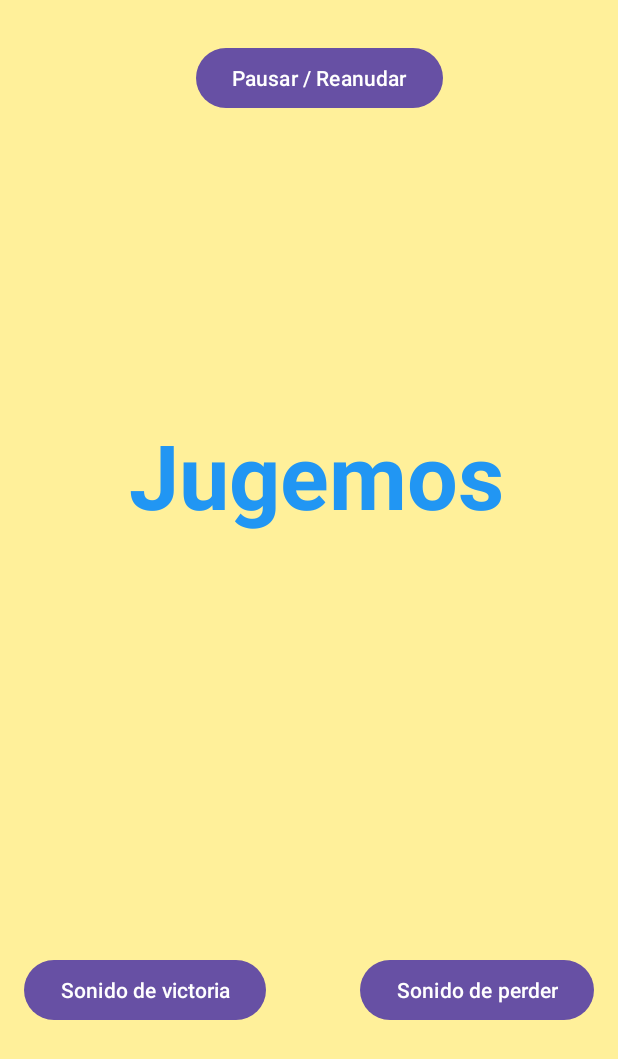
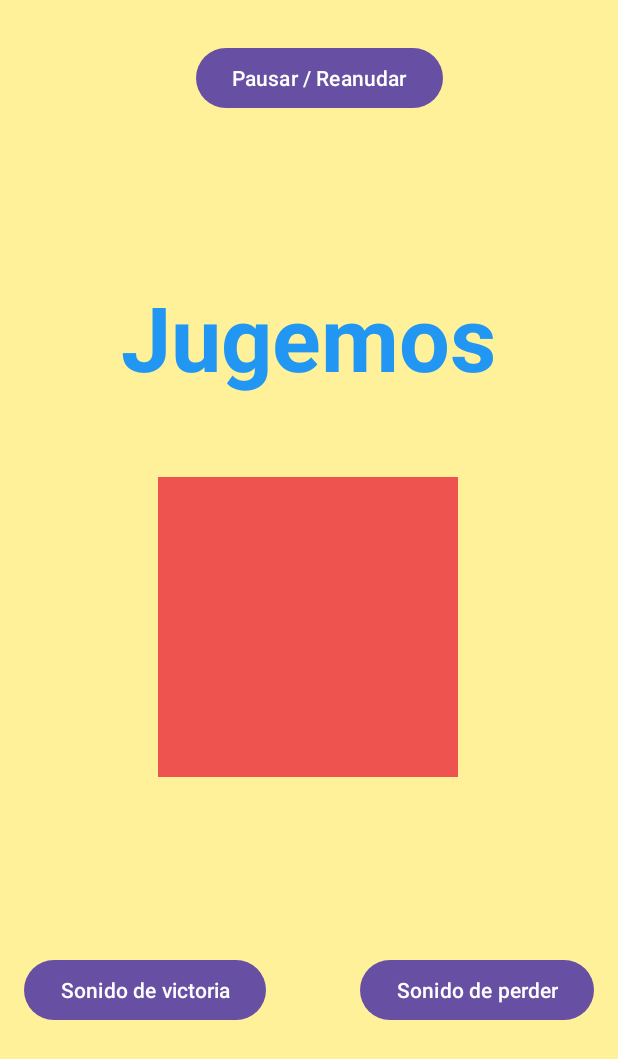
Before and after one commit to Xerlocs/BopIt, an Android app: the Juego screen opened directly, with no data from a screen before it, on a phone screen of 412 x 824 dp. Shown: the top 1059 px of the screen. Run offline under Robolectric (Android 15) with nearby library versions, the phone set to English and light mode, and no system bars.

Commit message:
noveno Commit (Accelerometro basico)

```diff
--- a/app/src/main/AndroidManifest.xml
+++ b/app/src/main/AndroidManifest.xml
@@ -1,6 +1,7 @@
 <?xml version="1.0" encoding="utf-8"?>
 <manifest xmlns:android="http://schemas.android.com/apk/res/android"
     xmlns:tools="http://schemas.android.com/tools" >
+    <uses-permission android:name="android.hardware.sensor.accelerometer"/>
 
     <application
         android:allowBackup="true"
@@ -14,9 +15,6 @@
         tools:targetApi="31" >
         <activity
             android:name=".Juego"
-            android:exported="false" />
-        <activity
-            android:name=".Sonidos"
             android:exported="false" />
         <activity
             android:name=".SettingsActivity"
--- a/app/src/main/java/cl/dv/bopit/Juego.kt
+++ b/app/src/main/java/cl/dv/bopit/Juego.kt
@@ -1,5 +1,13 @@
 package cl.dv.bopit
 
+import android.annotation.SuppressLint
+import android.content.Context
+import android.content.pm.ActivityInfo
+import android.graphics.Color
+import android.hardware.Sensor
+import android.hardware.SensorEvent
+import android.hardware.SensorEventListener
+import android.hardware.SensorManager
 import androidx.appcompat.app.AppCompatActivity
 import android.os.Bundle
 import android.media.MediaPlayer
@@ -9,7 +17,7 @@ import android.widget.Button
 import android.widget.TextView
 import androidx.core.view.GestureDetectorCompat
 
-class Juego : AppCompatActivity(), GestureDetector.OnGestureListener{
+class Juego : AppCompatActivity(), GestureDetector.OnGestureListener, SensorEventListener{
 
     private lateinit var mediaPlayer: MediaPlayer
     private lateinit var mediaPlayer2: MediaPlayer
@@ -18,6 +26,11 @@ class Juego : AppCompatActivity(), GestureDetector.OnGestureListener{
     private lateinit var mDetector: GestureDetectorCompat
 
     private lateinit var gesture: TextView
+    private lateinit var square: TextView
+
+    private var sensorManager: SensorManager? = null
+    private var accelerometer: Sensor? = null
+
     public override fun onCreate(savedInstanceState: Bundle?) {
         super.onCreate(savedInstanceState)
         setContentView(R.layout.activity_juego)
@@ -29,6 +42,12 @@ class Juego : AppCompatActivity(), GestureDetector.OnGestureListener{
         mediaPlayer3 = MediaPlayer.create(this, R.raw.relaxe_theme)
 
         gesture = findViewById(R.id.gestureText)
+        square = findViewById(R.id.tv_square)
+
+        sensorManager = getSystemService(Context.SENSOR_SERVICE) as SensorManager
+        accelerometer = sensorManager?.getDefaultSensor(Sensor.TYPE_ACCELEROMETER)
+
+        requestedOrientation = ActivityInfo.SCREEN_ORIENTATION_PORTRAIT
 
         mediaPlayer3.start()
         mediaPlayer3.isLooping
@@ -56,7 +75,9 @@ class Juego : AppCompatActivity(), GestureDetector.OnGestureListener{
             }
         }
 
+
     }
+
     override fun onTouchEvent(event: MotionEvent): Boolean {
         return if (mDetector.onTouchEvent(event)) {
             true
@@ -72,6 +93,7 @@ class Juego : AppCompatActivity(), GestureDetector.OnGestureListener{
             mediaPlayer2.pause()
             mediaPlayer3.pause()
         }
+        sensorManager?.unregisterListener(this)
     }
 
     override fun onResume(){
@@ -79,6 +101,7 @@ class Juego : AppCompatActivity(), GestureDetector.OnGestureListener{
         if(!mediaPlayer3.isPlaying){
             mediaPlayer3.start()
         }
+        sensorManager?.registerListener(this, accelerometer, SensorManager.SENSOR_DELAY_NORMAL)
     }
     override fun onDown(event: MotionEvent): Boolean {
         return true
@@ -113,4 +136,28 @@ class Juego : AppCompatActivity(), GestureDetector.OnGestureListener{
     override fun onSingleTapUp(event: MotionEvent): Boolean {
         return true
     }
+
+    override fun onSensorChanged(p0: SensorEvent) {
+        if (p0.sensor.type == Sensor.TYPE_ACCELEROMETER) {
+            val x = p0.values[0]
+            val y = p0.values[1]
+            val z = p0.values[2]
+            val acceleration = Math.sqrt(x * x + y * y + z * z.toDouble()).toFloat()
+
+            // You can adjust the acceleration threshold based on your needs
+            val threshold = 10.0f
+
+            if (acceleration > threshold) {
+                // Change the background color to black
+                square.setBackgroundColor(Color.RED)
+            } else {
+                // Change the background color to white
+                square.setBackgroundColor(Color.BLUE)
+            }
+        }
+    }
+
+    override fun onAccuracyChanged(p0: Sensor?, p1: Int) {
+        return
+    }
 }
--- a/app/src/main/res/layout/activity_juego.xml
+++ b/app/src/main/res/layout/activity_juego.xml
@@ -44,14 +44,26 @@
       android:id="@+id/gestureText"
       android:layout_width="276dp"
       android:layout_height="90dp"
-      android:layout_marginTop="276dp"
+      android:layout_marginTop="184dp"
       android:text="@string/textoejemplo"
       android:textAlignment="center"
       android:textColor="@color/azul_bonito"
       android:textSize="60sp"
       android:textStyle="bold"
       app:layout_constraintEnd_toEndOf="parent"
-      app:layout_constraintHorizontal_bias="0.535"
+      app:layout_constraintHorizontal_bias="0.496"
       app:layout_constraintStart_toStartOf="parent"
       app:layout_constraintTop_toTopOf="parent" />
+
+  <TextView
+      android:id="@+id/tv_square"
+      android:layout_width="200dp"
+      android:layout_height="200dp"
+      android:layout_marginTop="44dp"
+      android:background="@color/rojo"
+      android:gravity="center"
+      app:layout_constraintEnd_toEndOf="parent"
+      app:layout_constraintHorizontal_bias="0.497"
+      app:layout_constraintStart_toStartOf="parent"
+      app:layout_constraintTop_toBottomOf="@+id/gestureText" />
 </androidx.constraintlayout.widget.ConstraintLayout>
--- a/app/src/main/res/values/colors.xml
+++ b/app/src/main/res/values/colors.xml
@@ -5,5 +5,6 @@
     <color name="nice">#B00B69</color>
     <color name="azul_bonito">#2196F3</color>
     <color name="amarillo">#FFF09A</color>
+    <color name="rojo">#EF5350</color>
 
 </resources>
--- a/app/src/main/res/values/strings.xml
+++ b/app/src/main/res/values/strings.xml
@@ -43,6 +43,7 @@
 
     //texto ejemplo
     <string name="textoejemplo">Jugemos</string>
+    <string name="cuadrito">Giremos</string>
 
     //texto gesture
     <string name="desliza">Deslizado</string>
```
